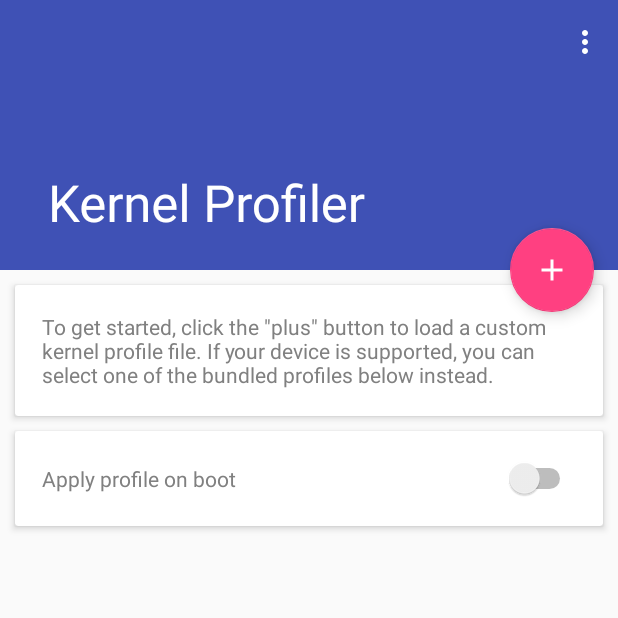
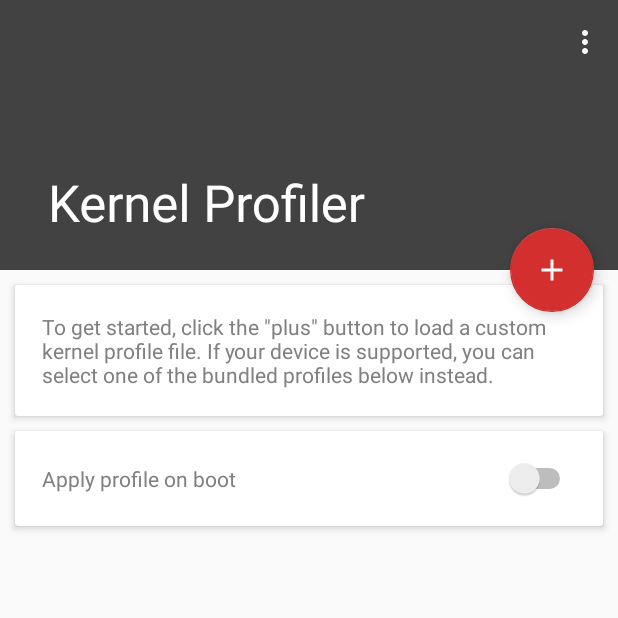
Before and after one commit to frap129/KernelProfiler, an Android app: the screen it shows after launch (MainActivity), on a phone screen of 412 x 824 dp, the top half of it. Run offline under Robolectric (Android 15) with nearby library versions, the phone set to English and light mode, and no system bars; libraries missing offline, so code that uses them is left out: eu.chainfire.libsuperuser; 1 statement that could not run was skipped.

Commit message:
Update Theme
Signed-off-by: Joe Maples <joe@frap129.org>

```diff
--- a/app/src/main/res/values/colors.xml
+++ b/app/src/main/res/values/colors.xml
@@ -1,7 +1,7 @@
 <?xml version="1.0" encoding="utf-8"?>
 <resources>
-    <color name="colorPrimary">#3F51B5</color>
-    <color name="colorPrimaryDark">#303F9F</color>
-    <color name="colorAccent">#FF4081</color>
+    <color name="colorPrimary">#424242</color>
+    <color name="colorPrimaryDark">#424242</color>
+    <color name="colorAccent">#D32F2F</color>
     <color name="splash_background">#fff</color>
 </resources>
```
